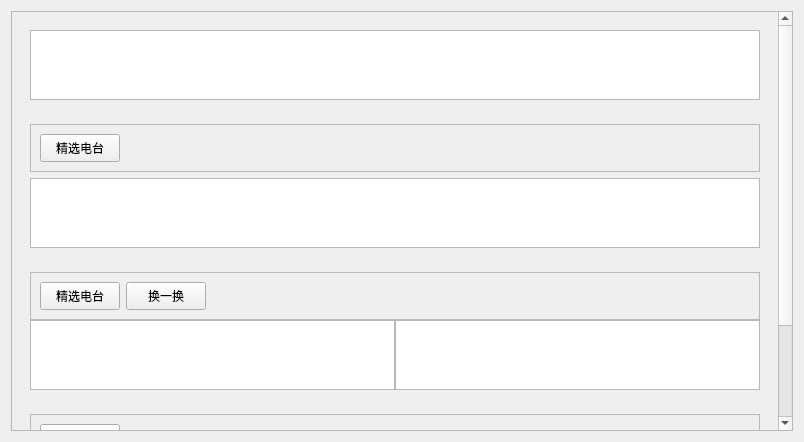
Above: VideoPlayer/mainwidget/radiohost/RadioHost.ui from huizhang556/pc-video-player before the change. Below: the same form after it.
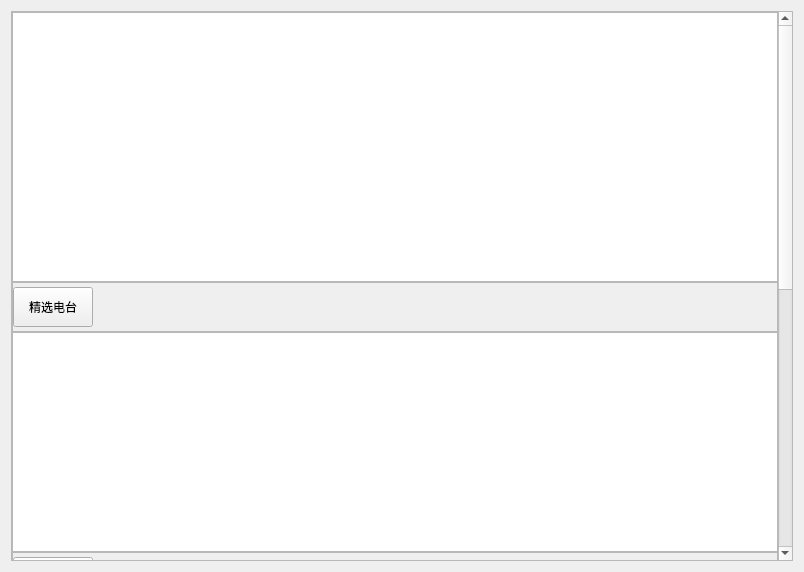
That is the form after the change.

```diff
--- a/VideoPlayer/mainwidget/radiohost/RadioHost.ui
+++ b/VideoPlayer/mainwidget/radiohost/RadioHost.ui
@@ -7,7 +7,7 @@
     <x>0</x>
     <y>0</y>
     <width>804</width>
-    <height>442</height>
+    <height>572</height>
    </rect>
   </property>
   <property name="windowTitle">
@@ -25,28 +25,91 @@
         <x>0</x>
         <y>0</y>
         <width>767</width>
-        <height>572</height>
+        <height>1080</height>
        </rect>
       </property>
+      <property name="minimumSize">
+       <size>
+        <width>0</width>
+        <height>1080</height>
+       </size>
+      </property>
       <layout class="QVBoxLayout" name="verticalLayout_8">
+       <property name="spacing">
+        <number>0</number>
+       </property>
+       <property name="leftMargin">
+        <number>0</number>
+       </property>
+       <property name="topMargin">
+        <number>0</number>
+       </property>
+       <property name="rightMargin">
+        <number>0</number>
+       </property>
+       <property name="bottomMargin">
+        <number>0</number>
+       </property>
        <item>
         <layout class="QVBoxLayout" name="verticalLayout_7">
          <item>
-          <widget class="QWidget" name="widget_4" native="true">
+          <widget class="QWidget" name="widget_style" native="true">
            <layout class="QHBoxLayout" name="horizontalLayout_8">
+            <property name="spacing">
+             <number>0</number>
+            </property>
+            <property name="leftMargin">
+             <number>0</number>
+            </property>
+            <property name="topMargin">
+             <number>0</number>
+            </property>
+            <property name="rightMargin">
+             <number>0</number>
+            </property>
+            <property name="bottomMargin">
+             <number>0</number>
+            </property>
             <item>
-             <widget class="QListWidget" name="listWidget"/>
+             <widget class="QListWidget" name="listWidget_style"/>
             </item>
            </layout>
           </widget>
          </item>
          <item>
-          <widget class="QWidget" name="widget" native="true">
+          <widget class="QWidget" name="widget_jinxuan" native="true">
            <layout class="QVBoxLayout" name="verticalLayout_2">
+            <property name="spacing">
+             <number>0</number>
+            </property>
+            <property name="leftMargin">
+             <number>0</number>
+            </property>
+            <property name="topMargin">
+             <number>0</number>
+            </property>
+            <property name="rightMargin">
+             <number>0</number>
+            </property>
+            <property name="bottomMargin">
+             <number>0</number>
+            </property>
             <item>
              <layout class="QVBoxLayout" name="verticalLayout">
               <item>
                <widget class="QFrame" name="frame">
+                <property name="minimumSize">
+                 <size>
+                  <width>0</width>
+                  <height>50</height>
+                 </size>
+                </property>
+                <property name="maximumSize">
+                 <size>
+                  <width>16777215</width>
+                  <height>50</height>
+                 </size>
+                </property>
                 <property name="frameShape">
                  <enum>QFrame::StyledPanel</enum>
                 </property>
@@ -54,6 +117,21 @@
                  <enum>QFrame::Raised</enum>
                 </property>
                 <layout class="QHBoxLayout" name="horizontalLayout_2">
+                 <property name="spacing">
+                  <number>0</number>
+                 </property>
+                 <property name="leftMargin">
+                  <number>0</number>
+                 </property>
+                 <property name="topMargin">
+                  <number>0</number>
+                 </property>
+                 <property name="rightMargin">
+                  <number>0</number>
+                 </property>
+                 <property name="bottomMargin">
+                  <number>0</number>
+                 </property>
                  <item>
                   <layout class="QHBoxLayout" name="horizontalLayout">
                    <item>
@@ -61,7 +139,13 @@
                      <property name="minimumSize">
                       <size>
                        <width>0</width>
-                       <height>28</height>
+                       <height>40</height>
+                      </size>
+                     </property>
+                     <property name="maximumSize">
+                      <size>
+                       <width>16777215</width>
+                       <height>40</height>
                       </size>
                      </property>
                      <property name="text">
@@ -96,15 +180,42 @@
           </widget>
          </item>
          <item>
-          <widget class="QWidget" name="widget_3" native="true">
+          <widget class="QWidget" name="widget_radio_2" native="true">
            <layout class="QVBoxLayout" name="verticalLayout_6">
+            <property name="spacing">
+             <number>0</number>
+            </property>
+            <property name="leftMargin">
+             <number>0</number>
+            </property>
+            <property name="topMargin">
+             <number>0</number>
+            </property>
+            <property name="rightMargin">
+             <number>0</number>
+            </property>
+            <property name="bottomMargin">
+             <number>0</number>
+            </property>
             <item>
              <layout class="QVBoxLayout" name="verticalLayout_5">
               <property name="spacing">
                <number>0</number>
               </property>
               <item>
-               <widget class="QFrame" name="frame_3">
+               <widget class="QFrame" name="frame_jinxaun">
+                <property name="minimumSize">
+                 <size>
+                  <width>0</width>
+                  <height>50</height>
+                 </size>
+                </property>
+                <property name="maximumSize">
+                 <size>
+                  <width>16777215</width>
+                  <height>50</height>
+                 </size>
+                </property>
                 <property name="frameShape">
                  <enum>QFrame::StyledPanel</enum>
                 </property>
@@ -112,6 +223,21 @@
                  <enum>QFrame::Raised</enum>
                 </property>
                 <layout class="QHBoxLayout" name="horizontalLayout_5">
+                 <property name="spacing">
+                  <number>0</number>
+                 </property>
+                 <property name="leftMargin">
+                  <number>0</number>
+                 </property>
+                 <property name="topMargin">
+                  <number>0</number>
+                 </property>
+                 <property name="rightMargin">
+                  <number>0</number>
+                 </property>
+                 <property name="bottomMargin">
+                  <number>0</number>
+                 </property>
                  <item>
                   <layout class="QHBoxLayout" name="horizontalLayout_6">
                    <item>
@@ -119,7 +245,13 @@
                      <property name="minimumSize">
                       <size>
                        <width>0</width>
-                       <height>28</height>
+                       <height>40</height>
+                      </size>
+                     </property>
+                     <property name="maximumSize">
+                      <size>
+                       <width>16777215</width>
+                       <height>40</height>
                       </size>
                      </property>
                      <property name="text">
@@ -132,7 +264,13 @@
                      <property name="minimumSize">
                       <size>
                        <width>0</width>
-                       <height>28</height>
+                       <height>26</height>
+                      </size>
+                     </property>
+                     <property name="maximumSize">
+                      <size>
+                       <width>16777215</width>
+                       <height>26</height>
                       </size>
                      </property>
                      <property name="text">
@@ -177,12 +315,39 @@
           </widget>
          </item>
          <item>
-          <widget class="QWidget" name="widget_2" native="true">
+          <widget class="QWidget" name="widget_radio" native="true">
            <layout class="QVBoxLayout" name="verticalLayout_3">
+            <property name="spacing">
+             <number>0</number>
+            </property>
+            <property name="leftMargin">
+             <number>0</number>
+            </property>
+            <property name="topMargin">
+             <number>0</number>
+            </property>
+            <property name="rightMargin">
+             <number>0</number>
+            </property>
+            <property name="bottomMargin">
+             <number>0</number>
+            </property>
             <item>
              <layout class="QVBoxLayout" name="verticalLayout_4">
               <item>
-               <widget class="QFrame" name="frame_2">
+               <widget class="QFrame" name="frame_radio">
+                <property name="minimumSize">
+                 <size>
+                  <width>0</width>
+                  <height>50</height>
+                 </size>
+                </property>
+                <property name="maximumSize">
+                 <size>
+                  <width>16777215</width>
+                  <height>50</height>
+                 </size>
+                </property>
                 <property name="frameShape">
                  <enum>QFrame::StyledPanel</enum>
                 </property>
@@ -190,6 +355,21 @@
                  <enum>QFrame::Raised</enum>
                 </property>
                 <layout class="QHBoxLayout" name="horizontalLayout_3">
+                 <property name="spacing">
+                  <number>0</number>
+                 </property>
+                 <property name="leftMargin">
+                  <number>0</number>
+                 </property>
+                 <property name="topMargin">
+                  <number>0</number>
+                 </property>
+                 <property name="rightMargin">
+                  <number>0</number>
+                 </property>
+                 <property name="bottomMargin">
+                  <number>0</number>
+                 </property>
                  <item>
                   <layout class="QHBoxLayout" name="horizontalLayout_4">
                    <item>
@@ -197,7 +377,13 @@
                      <property name="minimumSize">
                       <size>
                        <width>0</width>
-                       <height>28</height>
+                       <height>40</height>
+                      </size>
+                     </property>
+                     <property name="maximumSize">
+                      <size>
+                       <width>16777215</width>
+                       <height>40</height>
                       </size>
                      </property>
                      <property name="text">
```
